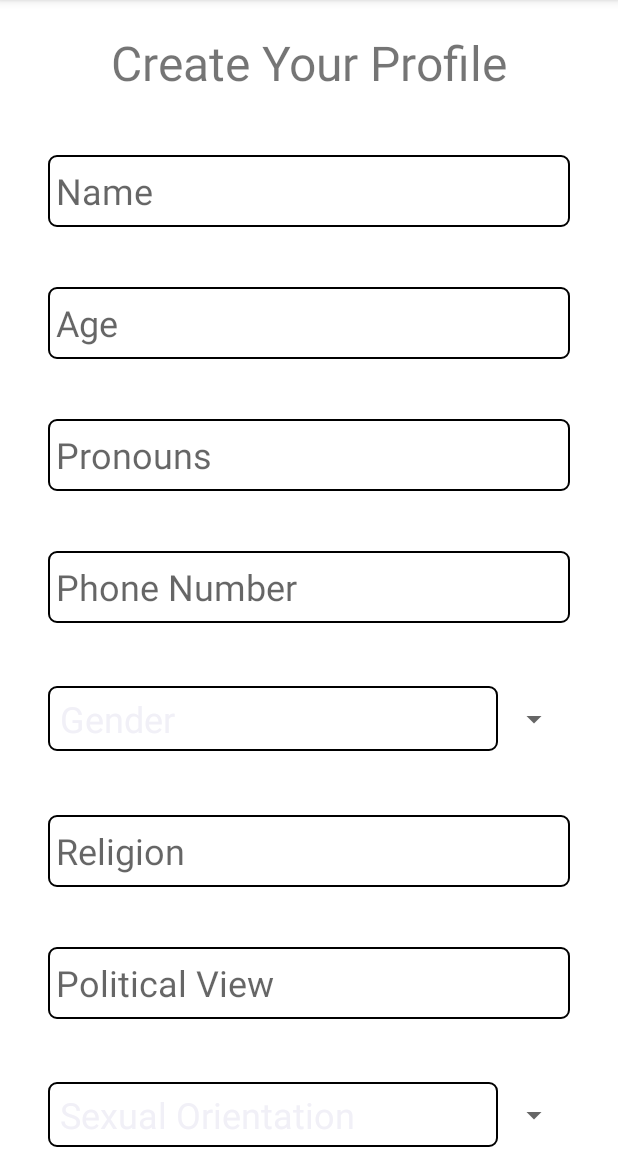
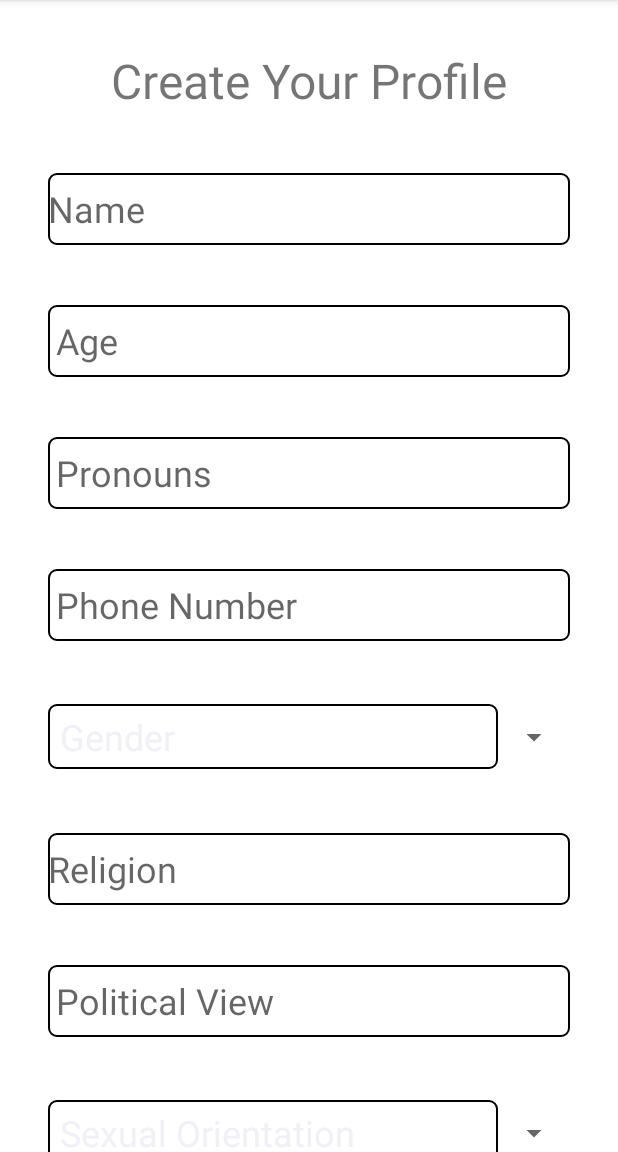
Before and after one commit to thanggianguyen/covid-self-report, an Android app: the screen it shows after launch (ProfileCreator), on a phone screen of 412 x 824 dp, the part 84-1236 px from its top. Run offline under Robolectric (Android 15) with nearby library versions, the phone set to English and light mode, and no system bars.

Commit message:
Clean up ProfileCreator and add Gradle

```diff
--- a/app/src/main/AndroidManifest.xml
+++ b/app/src/main/AndroidManifest.xml
@@ -11,6 +11,7 @@
         android:theme="@style/Theme.DatingConsent">
         <activity android:name=".ui.ProfileCreator" />
         <activity android:name=".ui.SurveyLauncher" />
+        <activity android:name=".ui.MainScreen"/>
         <activity android:name=".ui.MainActivity">
 
             <intent-filter>
--- a/app/src/main/res/layout/fragment_profile_creator.xml
+++ b/app/src/main/res/layout/fragment_profile_creator.xml
@@ -20,18 +20,14 @@
 
         <androidx.constraintlayout.widget.ConstraintLayout
             android:layout_width="match_parent"
-            android:layout_height="wrap_content">
-            <!--Each field will have four components
-            - EditText
-            - Change Button
-            - Invalid Message TextView
-            - ImageView checkmark
-        -->
+            android:layout_height="wrap_content"
+            android:padding="32dp">
+
+
             <TextView
                 android:id="@+id/profile_title_textview"
                 android:layout_width="wrap_content"
                 android:layout_height="wrap_content"
-                android:layout_marginTop="20dp"
                 android:text="@string/profile_title_textview_text"
                 android:textSize="32sp"
                 app:layout_constraintEnd_toEndOf="parent"
@@ -42,32 +38,25 @@
                 android:id="@+id/profile_name_edittext"
                 android:layout_width="0dp"
                 android:layout_height="48dp"
-                android:layout_marginStart="32dp"
                 android:layout_marginTop="40dp"
-                android:layout_marginEnd="32dp"
                 android:background="@drawable/edit_text_background"
                 android:hint="@string/profile_name_text"
-                android:inputType="text"
                 android:maxLength="40"
-                android:padding="5dp"
                 android:singleLine="true"
                 android:textSize="24sp"
                 app:layout_constraintEnd_toEndOf="parent"
                 app:layout_constraintStart_toStartOf="parent"
-                app:layout_constraintTop_toBottomOf="@+id/profile_title_textview" />
+                app:layout_constraintTop_toBottomOf="@+id/profile_title_textview"/>
 
             <EditText
                 android:id="@+id/profile_religion_edittext"
                 android:layout_width="0dp"
                 android:layout_height="48dp"
-                android:layout_marginStart="32dp"
                 android:layout_marginTop="40dp"
-                android:layout_marginEnd="32dp"
                 android:background="@drawable/edit_text_background"
                 android:hint="@string/profile_religion_edittext"
                 android:inputType="text"
                 android:maxLength="40"
-                android:padding="5dp"
                 android:singleLine="true"
                 android:textSize="24sp"
                 app:layout_constraintEnd_toEndOf="parent"
@@ -78,9 +67,7 @@
                 android:id="@+id/profile_political_edittext"
                 android:layout_width="0dp"
                 android:layout_height="48dp"
-                android:layout_marginStart="32dp"
                 android:layout_marginTop="40dp"
-                android:layout_marginEnd="32dp"
                 android:background="@drawable/edit_text_background"
                 android:hint="@string/profile_political_edittext"
                 android:inputType="text"
@@ -147,9 +134,7 @@
                 android:id="@+id/profile_phone_number_edittext"
                 android:layout_width="0dp"
                 android:layout_height="48dp"
-                android:layout_marginStart="32dp"
                 android:layout_marginTop="40dp"
-                android:layout_marginEnd="32dp"
                 android:background="@drawable/edit_text_background"
                 android:hint="@string/phone_number_edittext"
                 android:inputType="phone"
@@ -165,9 +150,7 @@
                 android:id="@+id/profile_age_edittext"
                 android:layout_width="0dp"
                 android:layout_height="48dp"
-                android:layout_marginStart="32dp"
                 android:layout_marginTop="40dp"
-                android:layout_marginEnd="32dp"
                 android:background="@drawable/edit_text_background"
                 android:hint="@string/age_edittext"
                 android:inputType="number"
@@ -183,9 +166,7 @@
                 android:id="@+id/profile_pronouns_edittext"
                 android:layout_width="0dp"
                 android:layout_height="48dp"
-                android:layout_marginStart="32dp"
                 android:layout_marginTop="40dp"
-                android:layout_marginEnd="32dp"
                 android:background="@drawable/edit_text_background"
                 android:hint="@string/pronouns_hint"
                 android:inputType="text"
@@ -201,9 +182,7 @@
                 android:id="@+id/gender_spinner"
                 android:layout_width="0dp"
                 android:layout_height="48dp"
-                android:layout_marginStart="32dp"
                 android:layout_marginTop="40dp"
-                android:layout_marginEnd="32dp"
                 android:contentDescription="@string/profile_gender_spinner_hint"
                 app:layout_constraintEnd_toEndOf="parent"
                 app:layout_constraintStart_toStartOf="parent"
@@ -213,9 +192,7 @@
                 android:id="@+id/sexual_orientation_spinner"
                 android:layout_width="0dp"
                 android:layout_height="48dp"
-                android:layout_marginStart="32dp"
                 android:layout_marginTop="40dp"
-                android:layout_marginEnd="32dp"
                 android:contentDescription="@string/profile_sexual_orientation_other_edittext"
                 app:layout_constraintEnd_toEndOf="parent"
                 app:layout_constraintStart_toStartOf="parent"
@@ -225,9 +202,7 @@
                 android:id="@+id/looking_for_spinner"
                 android:layout_width="0dp"
                 android:layout_height="48dp"
-                android:layout_marginStart="32dp"
                 android:layout_marginTop="40dp"
-                android:layout_marginEnd="32dp"
                 android:contentDescription="@string/profile_looking_for_other_edittext"
                 app:layout_constraintEnd_toEndOf="parent"
                 app:layout_constraintStart_toStartOf="parent"
@@ -238,7 +213,6 @@
                 android:layout_width="wrap_content"
                 android:layout_height="wrap_content"
                 android:layout_marginTop="40dp"
-                android:layout_marginStart="32dp"
                 android:text="@string/profile_vaccinated_textview_text"
                 android:textSize="24sp"
                 app:layout_constraintStart_toStartOf="parent"
@@ -271,8 +245,6 @@
                 android:id="@+id/vaccinated_date_edittext"
                 android:layout_width="0dp"
                 android:layout_height="48dp"
-                android:layout_marginStart="32dp"
-                android:layout_marginEnd="32dp"
                 android:background="@drawable/edit_text_background"
                 android:focusable="false"
                 android:hint="@string/vaccinated_date_hint"
@@ -292,7 +264,6 @@
                 android:id="@+id/second_shot_textview"
                 android:layout_width="wrap_content"
                 android:layout_height="wrap_content"
-                android:layout_marginStart="32dp"
                 android:layout_marginTop="30dp"
                 android:text="@string/profile_second_shot_textview_text"
                 android:textSize="24sp"
@@ -330,8 +301,6 @@
                 android:id="@+id/second_shot_date_edittext"
                 android:layout_width="0dp"
                 android:layout_height="48dp"
-                android:layout_marginStart="32dp"
-                android:layout_marginEnd="32dp"
                 android:background="@drawable/edit_text_background"
                 android:focusable="false"
                 android:hint="@string/second_shot_date_edittext"
@@ -351,7 +320,6 @@
                 android:id="@+id/booster_shot_textview"
                 android:layout_width="wrap_content"
                 android:layout_height="wrap_content"
-                android:layout_marginStart="32dp"
                 android:layout_marginTop="30dp"
                 android:text="@string/profile_booster_textview_text"
                 android:textSize="24sp"
@@ -389,8 +357,6 @@
                 android:id="@+id/booster_date_edittext"
                 android:layout_width="0dp"
                 android:layout_height="48dp"
-                android:layout_marginStart="32dp"
-                android:layout_marginEnd="32dp"
                 android:background="@drawable/edit_text_background"
                 android:focusable="false"
                 android:hint="@string/booster_shot_date_hint"
--- a/app/src/main/res/values/strings.xml
+++ b/app/src/main/res/values/strings.xml
@@ -91,7 +91,7 @@
     <string name="phone_number_edittext">Phone Number</string>
     <string name="age_edittext">Age</string>
     <string name="pronouns_hint">Pronouns</string>
-    <string name="booster_shot_date_hint">Booster Shot Date is missing</string>
+    <string name="booster_shot_date_hint">Booster Shot Date</string>
     <string name="vaccinated_date_hint">Vaccinated Date</string>
     <string name="profile_name_missing">Name is missing</string>
     <string name="profile_age_missing">Age is missing</string>
```
